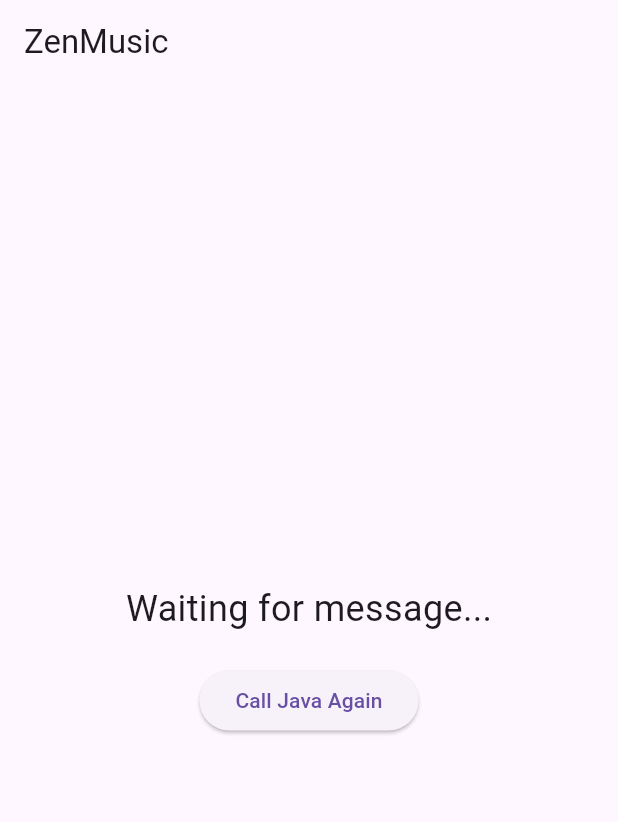
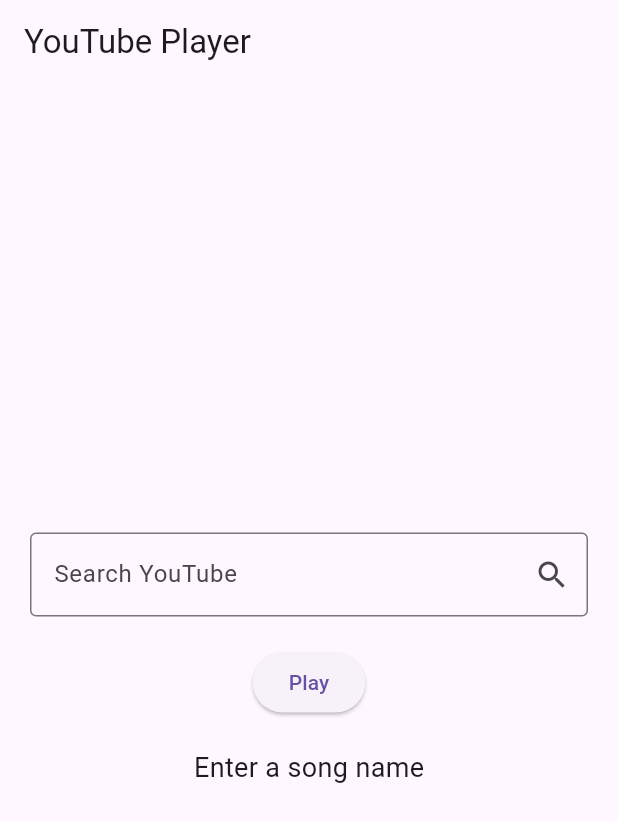
Before and after one commit to ZeNyfh/ZenMusic, a Flutter app: the screen it shows after launch, on a phone screen of 412 x 824 dp. Shown: the top 822 px of the screen. Run offline on Flutter 3.47's test engine with Material 3 defaults, Android fonts, the phone set to English and light mode, and no system bars.

Commit message:
add filler UI

```diff
--- a/lib/main.dart
+++ b/lib/main.dart
@@ -1,9 +1,7 @@
 import 'package:flutter/material.dart';
-import 'package:flutter/services.dart';
+import 'services/audioservice.dart';
 
-void main() {
-  runApp(const MyApp());
-}
+void main() => runApp(const MyApp());
 
 class MyApp extends StatelessWidget {
   const MyApp({super.key});
@@ -11,56 +9,66 @@ class MyApp extends StatelessWidget {
   @override
   Widget build(BuildContext context) {
     return MaterialApp(
-      title: 'ZenMusic',
-      theme: ThemeData(primarySwatch: Colors.blue),
-      home: const HelloWorldScreen(),
+      home: Scaffold(
+        appBar: AppBar(title: const Text('YouTube Player')),
+        body: const Center(child: YouTubePlayer()),
+      ),
     );
   }
 }
 
-class HelloWorldScreen extends StatefulWidget {
-  const HelloWorldScreen({super.key});
+class YouTubePlayer extends StatefulWidget {
+  const YouTubePlayer({super.key});
 
   @override
-  State<HelloWorldScreen> createState() => _HelloWorldScreenState();
+  State<YouTubePlayer> createState() => _YouTubePlayerState();
 }
 
-class _HelloWorldScreenState extends State<HelloWorldScreen> {
-  static const platform = MethodChannel('com.zenyfh.zenmusic/hello');
-  String _message = 'Waiting for message...';
+class _YouTubePlayerState extends State<YouTubePlayer> {
+  final _controller = TextEditingController();
+  String _status = "Enter a song name";
 
-  Future<void> _getJavaMessage() async {
-    try {
-      final String result = await platform.invokeMethod('getMessage');
-      setState(() => _message = result);
-    } on PlatformException catch (e) {
-      setState(() => _message = "Failed: '${e.message}'");
-    }
-  }
+  Future<void> _play() async {
+    if (_controller.text.isEmpty) return;
 
-  @override
-  void initState() {
-    super.initState();
-    _getJavaMessage();
+    setState(() => _status = "Loading...");
+    final title = await AudioPlayerService.play(_controller.text);
+    setState(() => _status = title ?? "Playback failed");
   }
 
   @override
   Widget build(BuildContext context) {
-    return Scaffold(
-      appBar: AppBar(title: const Text('ZenMusic')),
-      body: Center(
+    return Padding(
+      padding: const EdgeInsets.all(20.0),
       child: Column(
         mainAxisAlignment: MainAxisAlignment.center,
         children: [
-            Text(_message, style: const TextStyle(fontSize: 24)),
+          TextField(
+            controller: _controller,
+            decoration: InputDecoration(
+              labelText: 'Search YouTube',
+              border: OutlineInputBorder(),
+              suffixIcon: IconButton(
+                icon: const Icon(Icons.search),
+                onPressed: _play,
+              ),
+            ),
+          ),
           const SizedBox(height: 20),
           ElevatedButton(
-              onPressed: _getJavaMessage,
-              child: const Text('Call Java Again'),
+            onPressed: _play,
+            child: const Text('Play'),
           ),
+          const SizedBox(height: 20),
+          Text(_status, style: const TextStyle(fontSize: 18)),
         ],
-        ),
       ),
     );
   }
+
+  @override
+  void dispose() {
+    _controller.dispose();
+    super.dispose();
   }
+}
```
Lines whose indentation alone changed are shown as unchanged.
